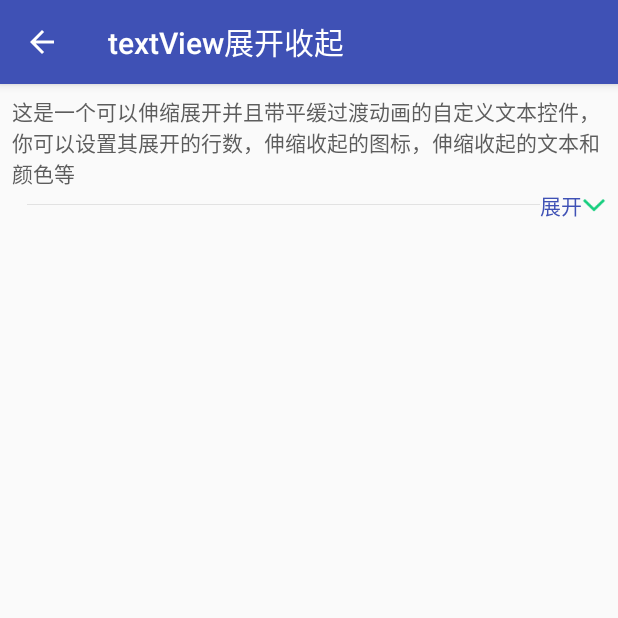
After one commit to Luoxiaofei/LXFAppSummary, an Android app: the TextViewExpandActivity screen opened directly, with no data from a screen before it, on a phone screen of 412 x 824 dp, the top half of it. The commit adds this screen. Run offline under Robolectric (Android 15) with nearby library versions, the light colour scheme and no system bars; our stand-ins replace ButterKnife.

Commit message:
luoxf:add expand textview demo

```diff
--- a/app/src/main/AndroidManifest.xml
+++ b/app/src/main/AndroidManifest.xml
@@ -103,6 +103,9 @@
             android:name="com.appsummary.luoxf.myappsummary.animation.ticker.TickerPerfActivity"
             android:screenOrientation="portrait" />
 
+        <activity
+            android:name="com.appsummary.luoxf.myappsummary.animation.textexpand.TextViewExpandActivity"
+            android:screenOrientation="portrait" />
 
     </application>
 
--- a/app/src/main/java/com/appsummary/luoxf/myappsummary/animation/AnimationMainActivity.java
+++ b/app/src/main/java/com/appsummary/luoxf/myappsummary/animation/AnimationMainActivity.java
@@ -41,6 +41,7 @@ import com.appsummary.luoxf.myappsummary.animation.goodview.GoodViewActivity;
 import com.appsummary.luoxf.myappsummary.animation.loading.LoadingMainActivity;
 import com.appsummary.luoxf.myappsummary.animation.pm25.PM25Activity;
 import com.appsummary.luoxf.myappsummary.animation.pulltomakesoup.PullToMakeSoupActivity;
+import com.appsummary.luoxf.myappsummary.animation.textexpand.TextViewExpandActivity;
 import com.appsummary.luoxf.myappsummary.animation.ticker.TickerMainActivity;
 import com.appsummary.luoxf.myappsummary.baserecyclerviewadapterhelper.HomeActivity;
 import com.appsummary.luoxf.myappsummary.model.AnimationMainListItemModel;
@@ -68,6 +69,7 @@ public class AnimationMainActivity extends BaseActivity {
     public static final String ITEMSTR_LOADING = "Loading";
     public static final String ITEMSTR_RECYCLER = "Recycler";
     public static final String ITEMSTR_TICKER = "Ticker";
+    public static final String ITEMSTR_TEXT_EXPAND = "TextViewExpand";
     private static List<Integer> colorList = new ArrayList<>();
 
     @Override
@@ -103,6 +105,9 @@ public class AnimationMainActivity extends BaseActivity {
                         break;
                     case ITEMSTR_TICKER:
                         startActivity(new Intent(AnimationMainActivity.this, TickerMainActivity.class));
+                        break;
+                    case ITEMSTR_TEXT_EXPAND:
+                        startActivity(new Intent(AnimationMainActivity.this, TextViewExpandActivity.class));
                         break;
                     default:
                         break;
@@ -144,6 +149,7 @@ public class AnimationMainActivity extends BaseActivity {
             initItemModel(ITEMSTR_LOADING, mContext.getString(R.string.sub_summary_loading));
             initItemModel(ITEMSTR_RECYCLER, mContext.getString(R.string.sub_summary_recycler));
             initItemModel(ITEMSTR_TICKER, mContext.getString(R.string.sub_summary_ticker));
+            initItemModel(ITEMSTR_TEXT_EXPAND, mContext.getString(R.string.title_textview_expand));
 
         }
 
--- /dev/null
+++ b/app/src/main/java/com/appsummary/luoxf/myappsummary/animation/textexpand/TextViewExpandActivity.java
@@ -0,0 +1,47 @@
+/*
+ * Copyright (C) 2016 venshine.cn@gmail.com
+ *
+ * Licensed under the Apache License, Version 2.0 (the "License");
+ * you may not use this file except in compliance with the License.
+ * You may obtain a copy of the License at
+ *
+ *      http://www.apache.org/licenses/LICENSE-2.0
+ *
+ * Unless required by applicable law or agreed to in writing, software
+ * distributed under the License is distributed on an "AS IS" BASIS,
+ * WITHOUT WARRANTIES OR CONDITIONS OF ANY KIND, either express or implied.
+ * See the License for the specific language governing permissions and
+ * limitations under the License.
+ */
+package com.appsummary.luoxf.myappsummary.animation.textexpand;
+
+import android.os.Bundle;
+
+import com.appsummary.luoxf.myappsummary.BaseActivity;
+import com.appsummary.luoxf.myappsummary.R;
+import com.appsummary.luoxf.myappsummary.animation.goodview.GoodView;
+
+
+/**
+ * Demo
+ *
+ * @author venshine
+ */
+public class TextViewExpandActivity extends BaseActivity {
+
+
+    @Override
+    protected void onCreate(Bundle savedInstanceState) {
+        super.onCreate(savedInstanceState);
+        initToolBarWithBack(R.string.title_textview_expand);
+        String text = getString(R.string.tips);
+        TextViewExpandableAnimation tvExpand = (TextViewExpandableAnimation) findViewById(R.id.tv_expand);
+        tvExpand.setText(text + text + text + text);
+    }
+
+    @Override
+    public int getLayoutId() {
+        return R.layout.activity_textview_expand_main;
+    }
+
+}
--- /dev/null
+++ b/app/src/main/java/com/appsummary/luoxf/myappsummary/animation/textexpand/TextViewExpandableAnimation.java
@@ -0,0 +1,459 @@
+package com.appsummary.luoxf.myappsummary.animation.textexpand;
+
+import android.annotation.SuppressLint;
+import android.content.Context;
+import android.content.res.TypedArray;
+import android.graphics.drawable.Drawable;
+import android.os.Handler;
+import android.os.Message;
+import android.support.v4.content.ContextCompat;
+import android.text.TextUtils;
+import android.util.AttributeSet;
+import android.view.LayoutInflater;
+import android.view.View;
+import android.view.View.OnClickListener;
+import android.view.ViewTreeObserver;
+import android.view.ViewTreeObserver.OnPreDrawListener;
+import android.widget.ImageView;
+import android.widget.LinearLayout;
+import android.widget.RelativeLayout;
+import android.widget.TextView;
+
+import com.appsummary.luoxf.myappsummary.R;
+
+
+/**
+ * 按行数进行折叠带过渡动画的TextView
+ * <br>custom TextView that can be expanded with a smooth transition animation
+ */
+public class TextViewExpandableAnimation extends LinearLayout
+        implements
+        OnClickListener {
+
+    /**
+     * TextView
+     */
+    private TextView textView;
+
+    /**
+     * 收起/全部TextView
+     * <br>shrink/expand TextView
+     */
+    private TextView tvState;
+
+    /**
+     * 点击进行折叠/展开的图片
+     * <br>shrink/expand icon
+     */
+    private ImageView ivExpandOrShrink;
+
+    /**
+     * 底部是否折叠/收起的父类布局
+     * <br>shrink/expand layout parent
+     */
+    private RelativeLayout rlToggleLayout;
+
+    /**
+     * 提示折叠的图片资源
+     * <br>shrink drawable
+     */
+    private Drawable drawableShrink;
+    /**
+     * 提示显示全部的图片资源
+     * <br>expand drawable
+     */
+    private Drawable drawableExpand;
+
+    /**
+     * 全部/收起文本的字体颜色
+     * <br>color of shrink/expand text
+     */
+    private int textViewStateColor;
+    /**
+     * 展开提示文本
+     * <br>expand text
+     */
+    private String textExpand;
+    /**
+     * 收缩提示文本
+     * <br>shrink text
+     */
+    private String textShrink;
+
+    /**
+     * 是否折叠显示的标示
+     * <br>flag of shrink/expand
+     */
+    private boolean isShrink = false;
+
+    /**
+     * 是否需要折叠的标示
+     * <br>flag of expand needed
+     */
+    private boolean isExpandNeeded = false;
+
+    /**
+     * 是否初始化TextView
+     * <br>flag of TextView Initialization
+     */
+    private boolean isInitTextView = true;
+
+    /**
+     * 折叠显示的行数
+     * <br>number of lines to expand
+     */
+    private int expandLines;
+
+    /**
+     * 文本的行数
+     * <br>Original number of lines
+     */
+    private int textLines;
+
+    /**
+     * 显示的文本
+     * <br>content text
+     */
+    private CharSequence textContent;
+
+    /**
+     * 显示的文本颜色
+     * <br>content color
+     */
+    private int textContentColor;
+
+    /**
+     * 显示的文本字体大小
+     * <br>content text size
+     */
+    private float textContentSize;
+
+    /**
+     * 动画线程
+     * <br>thread
+     */
+    private Thread thread;
+
+    /**
+     * 动画过度间隔
+     * <br>animation interval
+     */
+    private int sleepTime = 22;
+
+    /**
+     * handler信号
+     * <br>handler signal
+     */
+    private final int WHAT = 2;
+    /**
+     * 动画结束信号
+     * <br>animation end signal of handler
+     */
+    private final int WHAT_ANIMATION_END = 3;
+
+    /**
+     * 动画结束，只是改变图标，并不隐藏
+     * <br>animation end and expand only,but not disappear
+     */
+    private final int WHAT_EXPAND_ONLY = 4;
+
+    public TextViewExpandableAnimation(Context context, AttributeSet attrs) {
+        super(context, attrs);
+        initValue(context, attrs);
+        initView(context);
+        initClick();
+    }
+
+    private void initValue(Context context, AttributeSet attrs) {
+        TypedArray ta = context.obtainStyledAttributes(attrs,
+                R.styleable.TextViewExpandableAnimation);
+
+        expandLines = ta.getInteger(
+                R.styleable.TextViewExpandableAnimation_tvea_expandLines, 5);
+
+        drawableShrink = ta
+                .getDrawable(R.styleable.TextViewExpandableAnimation_tvea_shrinkBitmap);
+        drawableExpand = ta
+                .getDrawable(R.styleable.TextViewExpandableAnimation_tvea_expandBitmap);
+
+        textViewStateColor = ta.getColor(R.styleable.TextViewExpandableAnimation_tvea_textStateColor, ContextCompat.getColor(context, R.color.primary));
+
+        textShrink = ta.getString(R.styleable.TextViewExpandableAnimation_tvea_textShrink);
+        textExpand = ta.getString(R.styleable.TextViewExpandableAnimation_tvea_textExpand);
+
+        if (null == drawableShrink) {
+            drawableShrink = ContextCompat.getDrawable(context, R.drawable.icon_green_arrow_up);
+        }
+
+        if (null == drawableExpand) {
+            drawableExpand = ContextCompat.getDrawable(context, R.drawable.icon_green_arrow_down);
+        }
+
+        if (TextUtils.isEmpty(textShrink)) {
+            textShrink = context.getString(R.string.shrink);
+        }
+
+        if (TextUtils.isEmpty(textExpand)) {
+            textExpand = context.getString(R.string.expand);
+        }
+
+
+        textContentColor = ta.getColor(R.styleable.TextViewExpandableAnimation_tvea_textContentColor, ContextCompat.getColor(context, R.color.color_gray_light_content_text));
+        textContentSize = ta.getDimension(R.styleable.TextViewExpandableAnimation_tvea_textContentSize, 14);
+
+        ta.recycle();
+    }
+
+    private void initView(Context context) {
+
+        LayoutInflater inflater = (LayoutInflater) context
+                .getSystemService(Context.LAYOUT_INFLATER_SERVICE);
+        inflater.inflate(R.layout.layout_textview_expand_animation, this);
+
+        rlToggleLayout = (RelativeLayout) findViewById(R.id.rl_expand_text_view_animation_toggle_layout);
+
+        textView = (TextView) findViewById(R.id.tv_expand_text_view_animation);
+        textView.setTextColor(textContentColor);
+        textView.getPaint().setTextSize(textContentSize);
+
+        ivExpandOrShrink = (ImageView) findViewById(R.id.iv_expand_text_view_animation_toggle);
+
+        tvState = (TextView) findViewById(R.id.tv_expand_text_view_animation_hint);
+        tvState.setTextColor(textViewStateColor);
+
+    }
+
+    private void initClick() {
+        textView.setOnClickListener(this);
+        rlToggleLayout.setOnClickListener(this);
+    }
+
+    public void setText(CharSequence charSequence) {
+
+        textContent = charSequence;
+
+        textView.setText(charSequence.toString());
+
+        ViewTreeObserver viewTreeObserver = textView.getViewTreeObserver();
+        viewTreeObserver.addOnPreDrawListener(new OnPreDrawListener() {
+
+            @Override
+            public boolean onPreDraw() {
+                if (!isInitTextView) {
+                    return true;
+                }
+                textLines = textView.getLineCount();
+                isExpandNeeded = textLines > expandLines;
+                isInitTextView = false;
+                if (isExpandNeeded) {
+                    isShrink = true;
+                    doAnimation(textLines, expandLines, WHAT_ANIMATION_END);
+                } else {
+                    isShrink = false;
+                    doNotExpand();
+                }
+                return true;
+            }
+        });
+
+    }
+
+    @SuppressLint("HandlerLeak")
+    private Handler handler = new Handler() {
+
+        @Override
+        public void handleMessage(Message msg) {
+            if (WHAT == msg.what) {
+                textView.setMaxLines(msg.arg1);
+                textView.invalidate();
+            } else if (WHAT_ANIMATION_END == msg.what) {
+                setExpandState(msg.arg1);
+            } else if (WHAT_EXPAND_ONLY == msg.what) {
+                changeExpandState(msg.arg1);
+            }
+            super.handleMessage(msg);
+        }
+
+    };
+
+    /**
+     * @param startIndex 开始动画的起点行数 <br> start index of animation
+     * @param endIndex   结束动画的终点行数 <br> end index of animation
+     * @param what       动画结束后的handler信号标示 <br> signal of animation end
+     */
+    private void doAnimation(final int startIndex, final int endIndex,
+                             final int what) {
+
+        thread = new Thread(new Runnable() {
+
+            @Override
+            public void run() {
+
+                if (startIndex < endIndex) {
+                    // 如果起止行数小于结束行数，那么往下展开至结束行数
+                    // if start index smaller than end index ,do expand action
+                    int count = startIndex;
+                    while (count++ < endIndex) {
+                        Message msg = handler.obtainMessage(WHAT, count, 0);
+
+                        try {
+                            Thread.sleep(sleepTime);
+                        } catch (InterruptedException e) {
+                            e.printStackTrace();
+                        }
+
+                        handler.sendMessage(msg);
+                    }
+                } else if (startIndex > endIndex) {
+                    // 如果起止行数大于结束行数，那么往上折叠至结束行数
+                    // if start index bigger than end index ,do shrink action
+                    int count = startIndex;
+                    while (count-- > endIndex) {
+                        Message msg = handler.obtainMessage(WHAT, count, 0);
+                        try {
+                            Thread.sleep(sleepTime);
+                        } catch (InterruptedException e) {
+                            e.printStackTrace();
+                        }
+
+                        handler.sendMessage(msg);
+                    }
+                }
+
+                // 动画结束后发送结束的信号
+                // animation end,send signal
+                Message msg = handler.obtainMessage(what, endIndex, 0);
+                handler.sendMessage(msg);
+
+            }
+
+        });
+
+        thread.start();
+
+    }
+
+    /**
+     * 改变折叠状态（仅仅改变折叠与展开状态，不会隐藏折叠/展开图片布局）
+     * change shrink/expand state(only change state,but not hide shrink/expand icon)
+     *
+     * @param endIndex
+     */
+    @SuppressWarnings("deprecation")
+    private void changeExpandState(int endIndex) {
+        rlToggleLayout.setVisibility(View.VISIBLE);
+        if (endIndex < textLines) {
+            ivExpandOrShrink.setBackgroundDrawable(drawableExpand);
+            tvState.setText(textExpand);
+        } else {
+            ivExpandOrShrink.setBackgroundDrawable(drawableShrink);
+            tvState.setText(textShrink);
+        }
+
+    }
+
+    /**
+     * 设置折叠状态（如果折叠行数设定大于文本行数，那么折叠/展开图片布局将会隐藏,文本将一直处于展开状态）
+     * change shrink/expand state(if number of expand lines bigger than original text lines,hide shrink/expand icon,and TextView will always be at expand state)
+     *
+     * @param endIndex
+     */
+    @SuppressWarnings("deprecation")
+    private void setExpandState(int endIndex) {
+
+        if (endIndex < textLines) {
+            isShrink = true;
+            rlToggleLayout.setVisibility(View.VISIBLE);
+            ivExpandOrShrink.setBackgroundDrawable(drawableExpand);
+            textView.setOnClickListener(this);
+            tvState.setText(textExpand);
+        } else {
+            isShrink = false;
+            rlToggleLayout.setVisibility(View.GONE);
+            ivExpandOrShrink.setBackgroundDrawable(drawableShrink);
+            textView.setOnClickListener(null);
+            tvState.setText(textShrink);
+        }
+
+    }
+
+    /**
+     * 无需折叠
+     * do not expand
+     */
+    private void doNotExpand() {
+        textView.setMaxLines(expandLines);
+        rlToggleLayout.setVisibility(View.GONE);
+        textView.setOnClickListener(null);
+    }
+
+    @Override
+    public void onClick(View v) {
+        if (v.getId() == R.id.rl_expand_text_view_animation_toggle_layout || v.getId() == R.id.tv_expand_text_view_animation) {
+            clickImageToggle();
+        }
+
+    }
+
+    private void clickImageToggle() {
+        if (isShrink) {
+            // 如果是已经折叠，那么进行非折叠处理
+            // do shrink action
+            doAnimation(expandLines, textLines, WHAT_EXPAND_ONLY);
+        } else {
+            // 如果是非折叠，那么进行折叠处理
+            // do expand action
+            doAnimation(textLines, expandLines, WHAT_EXPAND_ONLY);
+        }
+
+        // 切换状态
+        // set flag
+        isShrink = !isShrink;
+    }
+
+    public Drawable getDrawableShrink() {
+        return drawableShrink;
+    }
+
+    public void setDrawableShrink(Drawable drawableShrink) {
+        this.drawableShrink = drawableShrink;
+    }
+
+    public Drawable getDrawableExpand() {
+        return drawableExpand;
+    }
+
+    public void setDrawableExpand(Drawable drawableExpand) {
+        this.drawableExpand = drawableExpand;
+    }
+
+    public int getExpandLines() {
+        return expandLines;
+    }
+
+    public void setExpandLines(int newExpandLines) {
+        int start = isShrink ? this.expandLines : textLines;
+        int end = textLines < newExpandLines ? textLines : newExpandLines;
+        doAnimation(start, end, WHAT_ANIMATION_END);
+        this.expandLines = newExpandLines;
+    }
+
+    /**
+     * 取得显示的文本内容
+     * get content text
+     *
+     * @return content text
+     */
+    public CharSequence getTextContent() {
+        return textContent;
+    }
+
+    public int getSleepTime() {
+        return sleepTime;
+    }
+
+    public void setSleepTime(int sleepTime) {
+        this.sleepTime = sleepTime;
+    }
+
+}
--- /dev/null
+++ b/app/src/main/res/layout/activity_textview_expand_main.xml
@@ -0,0 +1,55 @@
+<?xml version="1.0" encoding="utf-8"?>
+<android.support.v4.widget.DrawerLayout xmlns:android="http://schemas.android.com/apk/res/android"
+    xmlns:app="http://schemas.android.com/apk/res-auto"
+    xmlns:tools="http://schemas.android.com/tools"
+    android:id="@+id/drawer_layout"
+    android:layout_width="match_parent"
+    android:layout_height="match_parent"
+    android:fitsSystemWindows="true"
+    tools:openDrawer="start">
+
+    <android.support.design.widget.CoordinatorLayout
+        android:id="@+id/main_content"
+        android:layout_width="match_parent"
+        android:layout_height="match_parent">
+
+        <android.support.design.widget.AppBarLayout
+            android:id="@+id/appbar"
+            android:layout_width="match_parent"
+            android:layout_height="wrap_content"
+            android:theme="@style/ThemeOverlay.AppCompat.Dark.ActionBar">
+
+            <android.support.v7.widget.Toolbar
+                android:id="@+id/toolbar"
+                android:layout_width="match_parent"
+                android:layout_height="?attr/actionBarSize"
+                android:background="?attr/colorPrimary"
+                app:popupTheme="@style/ThemeOverlay.AppCompat.Light" />
+
+        </android.support.design.widget.AppBarLayout>
+
+        <RelativeLayout
+            android:layout_width="match_parent"
+            android:layout_height="match_parent"
+            android:layout_marginTop="?attr/actionBarSize"
+            android:paddingBottom="@dimen/activity_vertical_margin"
+            android:paddingLeft="@dimen/activity_horizontal_margin"
+            android:paddingRight="@dimen/activity_horizontal_margin"
+            android:paddingTop="@dimen/activity_vertical_margin">
+
+            <com.appsummary.luoxf.myappsummary.animation.textexpand.TextViewExpandableAnimation xmlns:app="http://schemas.android.com/apk/res-auto"
+                android:id="@+id/tv_expand"
+                android:layout_width="wrap_content"
+                android:layout_height="wrap_content"
+                app:tvea_expandBitmap="@drawable/icon_green_arrow_down"
+                app:tvea_expandLines="3"
+                app:tvea_shrinkBitmap="@drawable/icon_green_arrow_up"
+                app:tvea_textContentColor="@color/color_gray_light_content_text"
+                app:tvea_textContentSize="@dimen/font_size_14"
+                app:tvea_textExpand="@string/expand"
+                app:tvea_textShrink="@string/shrink"
+                app:tvea_textStateColor="@color/primary" />
+        </RelativeLayout>
+    </android.support.design.widget.CoordinatorLayout>
+
+</android.support.v4.widget.DrawerLayout>
--- a/app/src/main/res/layout/compare_scroll.xml
+++ b/app/src/main/res/layout/compare_scroll.xml
@@ -29,9 +29,14 @@
         </android.support.design.widget.AppBarLayout>
 
         <LinearLayout
+            android:layout_width="match_parent"
+            android:layout_height="match_parent"
+            android:layout_marginTop="?attr/actionBarSize"
+            android:orientation="vertical">
+
+            <LinearLayout
                 android:layout_width="fill_parent"
                 android:layout_height="wrap_content"
-            android:layout_marginTop="?attr/actionBarSize"
                 android:orientation="horizontal">
 
                 <include layout="@layout/layout_left_title" />
@@ -60,7 +65,7 @@
                 android:dividerHeight="1px">
 
             </com.appsummary.luoxf.myappsummary.recyclerView.comparelist.view.PinnedHeaderListView>
-
+        </LinearLayout>
     </android.support.design.widget.CoordinatorLayout>
 
 </android.support.v4.widget.DrawerLayout>
--- /dev/null
+++ b/app/src/main/res/layout/layout_textview_expand_animation.xml
@@ -0,0 +1,49 @@
+<?xml version="1.0" encoding="utf-8"?>
+<LinearLayout xmlns:android="http://schemas.android.com/apk/res/android"
+    xmlns:tools="http://schemas.android.com/tools"
+    android:id="@+id/ll_text_expand_animation_parent"
+    android:layout_width="match_parent"
+    android:layout_height="match_parent"
+    android:orientation="vertical">
+
+    <TextView
+        android:id="@+id/tv_expand_text_view_animation"
+        android:layout_width="match_parent"
+        android:layout_height="wrap_content"
+        android:textColor="@color/color_gray_light_content_text"
+        android:textSize="@dimen/font_size_14"
+        tools:text="@string/tips" />
+
+    <RelativeLayout
+        android:id="@+id/rl_expand_text_view_animation_toggle_layout"
+        android:layout_width="match_parent"
+        android:layout_height="wrap_content"
+        android:visibility="gone">
+
+        <ImageView
+            android:id="@+id/iv_expand_text_view_animation_toggle"
+            android:layout_width="wrap_content"
+            android:layout_height="wrap_content"
+            android:layout_alignParentRight="true"
+            android:layout_centerVertical="true" />
+
+        <TextView
+            android:id="@+id/tv_expand_text_view_animation_hint"
+            android:layout_width="wrap_content"
+            android:layout_height="wrap_content"
+            android:layout_centerVertical="true"
+            android:layout_toLeftOf="@+id/iv_expand_text_view_animation_toggle"
+            android:textColor="@color/primary"
+            android:textSize="@dimen/font_size_14"
+            tools:text="全部" />
+
+        <View
+            android:layout_width="match_parent"
+            android:layout_height="0.1dp"
+            android:layout_centerVertical="true"
+            android:layout_marginLeft="10dp"
+            android:layout_toLeftOf="@id/tv_expand_text_view_animation_hint"
+            android:background="@color/color_divider_line_gray" />
+    </RelativeLayout>
+
+</LinearLayout>
--- a/app/src/main/res/values/attrs.xml
+++ b/app/src/main/res/values/attrs.xml
@@ -55,4 +55,15 @@
         <attr name="sidebarChooseTextColor" format="color|reference"/>
         <attr name="sidebarTextSize" format="float"/>
     </declare-styleable>
+
+    <declare-styleable name="TextViewExpandableAnimation">
+        <attr name="tvea_expandLines" format="integer" />
+        <attr name="tvea_shrinkBitmap" format="reference" />
+        <attr name="tvea_expandBitmap" format="reference" />
+        <attr name="tvea_textStateColor" format="color" />
+        <attr name="tvea_textContentColor" format="color" />
+        <attr name="tvea_textContentSize" format="dimension" />
+        <attr name="tvea_textShrink" format="string" />
+        <attr name="tvea_textExpand" format="string" />
+    </declare-styleable>
 </resources>
--- a/app/src/main/res/values/colors.xml
+++ b/app/src/main/res/values/colors.xml
@@ -22,4 +22,7 @@
     <color name="compare_detail_right_span_item_bg_color">#F5FCFA</color>
     <color name="white">#ffffff</color>
 
+    <color name="color_divider_line_gray">#e2e2e2</color>
+    <color name="color_gray_light_content_text">#5d5d5d</color>
+
 </resources>
--- a/app/src/main/res/values/strings.xml
+++ b/app/src/main/res/values/strings.xml
@@ -33,6 +33,7 @@
     <string name="title_animation">动画实例</string>
     <string name="title_recyclerview_demo">列表实例</string>
     <string name="title_compare_detail">对比列表实例</string>
+    <string name="title_textview_expand">textView展开收起</string>
 
     <!--summary for list item -->
     <string name="sub_summary_pull_to_make_soup">煮饭下拉动画</string>
@@ -84,4 +85,8 @@
 
     <string name="compare_detail_left_label_baoxianjin">住院医疗\n保险金</string>
     <string name="perf_test">Perf test</string>
+
+    <string name="expand">展开</string>
+    <string name="shrink">收缩</string>
+    <string name="tips">这是一个可以伸缩展开并且带平缓过渡动画的自定义文本控件，你可以设置其展开的行数，伸缩收起的图标，伸缩收起的文本和颜色等\n</string>
 </resources>
```
Also changed, not shown: app/src/main/res/drawable-xhdpi/icon_green_arrow_down.png (added), app/src/main/res/drawable-xhdpi/icon_green_arrow_up.png (added). Lines whose indentation alone changed are shown as unchanged.
